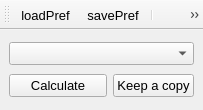
Above: UIs/nInterpolatePath.ui from NeutrinoToolkit/Neutrino before the change. Below: the same form after it.
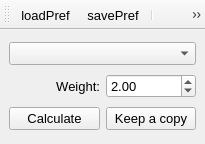
That is the form after the change. Icons and pictures are not drawn.

```diff
--- a/UIs/nInterpolatePath.ui
+++ b/UIs/nInterpolatePath.ui
@@ -6,8 +6,8 @@
    <rect>
     <x>0</x>
     <y>0</y>
-    <width>203</width>
-    <height>110</height>
+    <width>205</width>
+    <height>144</height>
    </rect>
   </property>
   <property name="font">
@@ -25,31 +25,7 @@
    <property name="layoutDirection">
     <enum>Qt::LeftToRight</enum>
    </property>
-   <layout class="QGridLayout" name="gridLayout" columnstretch="1,0">
-    <item row="4" column="1">
-     <widget class="QPushButton" name="duplicate">
-      <property name="font">
-       <font>
-        <pointsize>10</pointsize>
-       </font>
-      </property>
-      <property name="text">
-       <string>Keep a copy</string>
-      </property>
-     </widget>
-    </item>
-    <item row="4" column="0">
-     <widget class="QPushButton" name="doIt">
-      <property name="font">
-       <font>
-        <pointsize>10</pointsize>
-       </font>
-      </property>
-      <property name="text">
-       <string>Calculate</string>
-      </property>
-     </widget>
-    </item>
+   <layout class="QGridLayout" name="gridLayout">
     <item row="0" column="0" colspan="2">
      <widget class="QComboBox" name="image">
       <property name="font">
@@ -62,6 +38,55 @@
       </property>
      </widget>
     </item>
+    <item row="1" column="0">
+     <widget class="QLabel" name="label">
+      <property name="font">
+       <font>
+        <pointsize>10</pointsize>
+       </font>
+      </property>
+      <property name="text">
+       <string>Weight:</string>
+      </property>
+      <property name="alignment">
+       <set>Qt::AlignRight|Qt::AlignTrailing|Qt::AlignVCenter</set>
+      </property>
+     </widget>
+    </item>
+    <item row="1" column="1">
+     <widget class="QDoubleSpinBox" name="weight">
+      <property name="value">
+       <double>2.000000000000000</double>
+      </property>
+      <property name="neutrinoSave" stdset="0">
+       <bool>true</bool>
+      </property>
+     </widget>
+    </item>
+    <item row="2" column="0">
+     <widget class="QPushButton" name="doIt">
+      <property name="font">
+       <font>
+        <pointsize>10</pointsize>
+       </font>
+      </property>
+      <property name="text">
+       <string>Calculate</string>
+      </property>
+     </widget>
+    </item>
+    <item row="2" column="1">
+     <widget class="QPushButton" name="duplicate">
+      <property name="font">
+       <font>
+        <pointsize>10</pointsize>
+       </font>
+      </property>
+      <property name="text">
+       <string>Keep a copy</string>
+      </property>
+     </widget>
+    </item>
    </layout>
   </widget>
   <widget class="QToolBar" name="toolBar">
```
